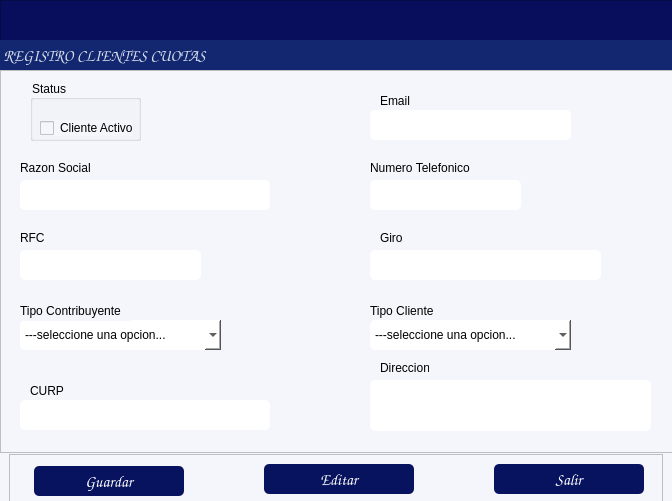
Above: gui/formClientes.ui from alucard8130/app_gest_adm.v1_exe before the change. Below: the same form after it.
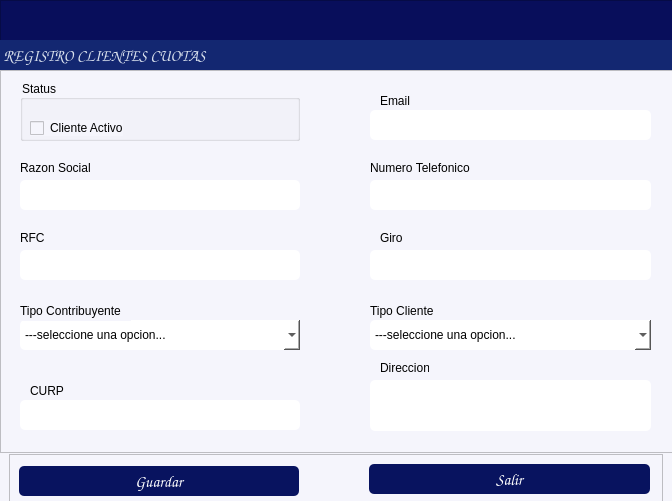
That is the form after the change. Icons and pictures are not drawn.

Diff of the .ui file:
```diff
--- a/gui/formClientes.ui
+++ b/gui/formClientes.ui
@@ -103,7 +103,7 @@
      <rect>
       <x>20</x>
       <y>110</y>
-      <width>250</width>
+      <width>280</width>
       <height>30</height>
      </rect>
     </property>
@@ -150,7 +150,7 @@
      <rect>
       <x>20</x>
       <y>250</y>
-      <width>201</width>
+      <width>280</width>
       <height>30</height>
      </rect>
     </property>
@@ -203,9 +203,9 @@
    <widget class="QGroupBox" name="groupBox">
     <property name="geometry">
      <rect>
-      <x>30</x>
+      <x>20</x>
       <y>10</y>
-      <width>111</width>
+      <width>280</width>
       <height>61</height>
      </rect>
     </property>
@@ -276,7 +276,7 @@
      <rect>
       <x>20</x>
       <y>180</y>
-      <width>181</width>
+      <width>280</width>
       <height>30</height>
      </rect>
     </property>
@@ -294,7 +294,7 @@
      <rect>
       <x>370</x>
       <y>40</y>
-      <width>201</width>
+      <width>281</width>
       <height>30</height>
      </rect>
     </property>
@@ -311,7 +311,7 @@
      <rect>
       <x>370</x>
       <y>110</y>
-      <width>151</width>
+      <width>281</width>
       <height>30</height>
      </rect>
     </property>
@@ -328,7 +328,7 @@
      <rect>
       <x>370</x>
       <y>180</y>
-      <width>231</width>
+      <width>281</width>
       <height>30</height>
      </rect>
     </property>
@@ -345,7 +345,7 @@
      <rect>
       <x>20</x>
       <y>330</y>
-      <width>250</width>
+      <width>280</width>
       <height>30</height>
      </rect>
     </property>
@@ -404,7 +404,7 @@
      <rect>
       <x>370</x>
       <y>250</y>
-      <width>201</width>
+      <width>281</width>
       <height>30</height>
      </rect>
     </property>
@@ -471,18 +471,12 @@
    <widget class="QPushButton" name="btnGuardar">
     <property name="geometry">
      <rect>
-      <x>25</x>
+      <x>10</x>
       <y>12</y>
-      <width>150</width>
+      <width>280</width>
       <height>30</height>
      </rect>
     </property>
-    <property name="maximumSize">
-     <size>
-      <width>150</width>
-      <height>100</height>
-     </size>
-    </property>
     <property name="font">
      <font>
       <family>Comic Sans MS</family>
@@ -519,72 +513,15 @@
      <bool>true</bool>
     </property>
    </widget>
-   <widget class="QPushButton" name="btnEditar">
-    <property name="geometry">
-     <rect>
-      <x>255</x>
-      <y>10</y>
-      <width>150</width>
-      <height>30</height>
-     </rect>
-    </property>
-    <property name="maximumSize">
-     <size>
-      <width>150</width>
-      <height>100</height>
-     </size>
-    </property>
-    <property name="font">
-     <font>
-      <family>Comic Sans MS</family>
-      <pointsize>12</pointsize>
-      <bold>false</bold>
-     </font>
-    </property>
-    <property name="cursor">
-     <cursorShape>PointingHandCursor</cursorShape>
-    </property>
-    <property name="layoutDirection">
-     <enum>Qt::LayoutDirection::LeftToRight</enum>
-    </property>
-    <property name="styleSheet">
-     <string notr="true">background-color: rgb(8, 19, 95);
-color: rgb(255, 255, 255);
-border-radius:5px;
-</string>
-    </property>
-    <property name="text">
-     <string>Editar</string>
-    </property>
-    <property name="icon">
-     <iconset>
-      <normaloff>../iconos/Custom-Icon-Design-Pretty-Office-9-Edit-file.256.png</normaloff>../iconos/Custom-Icon-Design-Pretty-Office-9-Edit-file.256.png</iconset>
-    </property>
-    <property name="iconSize">
-     <size>
-      <width>20</width>
-      <height>20</height>
-     </size>
-    </property>
-    <property name="flat">
-     <bool>true</bool>
-    </property>
-   </widget>
    <widget class="QPushButton" name="btnSalir">
     <property name="geometry">
      <rect>
-      <x>485</x>
+      <x>360</x>
       <y>10</y>
-      <width>150</width>
+      <width>281</width>
       <height>30</height>
      </rect>
     </property>
-    <property name="maximumSize">
-     <size>
-      <width>150</width>
-      <height>100</height>
-     </size>
-    </property>
     <property name="font">
      <font>
       <family>Comic Sans MS</family>
```
